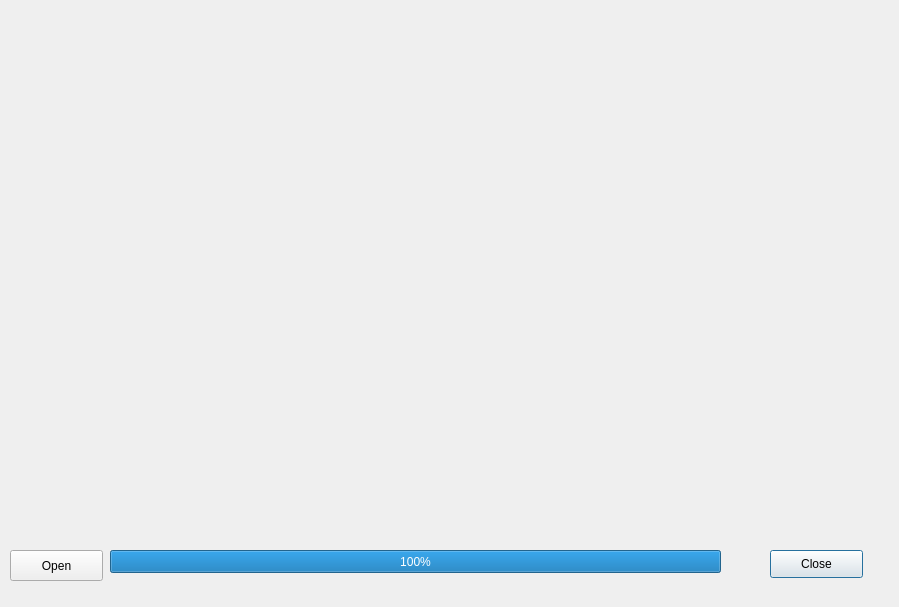
Old version of the form source/dialogtiff.ui in the repository Neural-Systems-at-UIO/nutil.
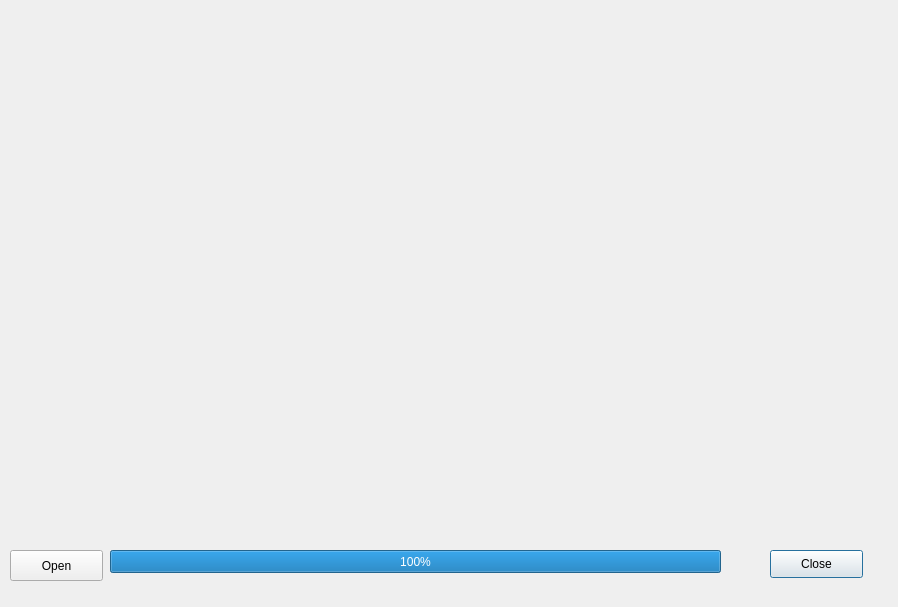
New version of the form.

The edit to the form file:
```diff
--- a/source/dialogtiff.ui
+++ b/source/dialogtiff.ui
@@ -6,7 +6,7 @@
    <rect>
     <x>0</x>
     <y>0</y>
-    <width>899</width>
+    <width>898</width>
     <height>607</height>
    </rect>
   </property>
```
Left out of the diff: 2 changed lines with no effect on the pictures.
